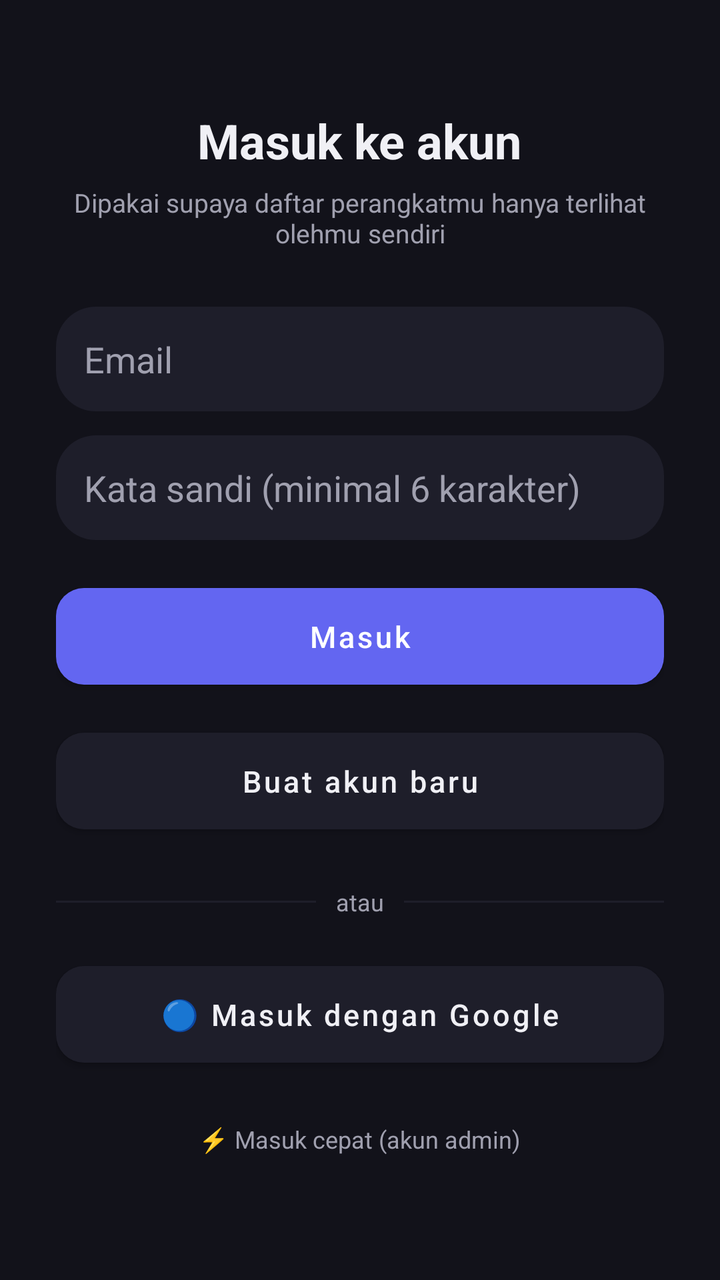
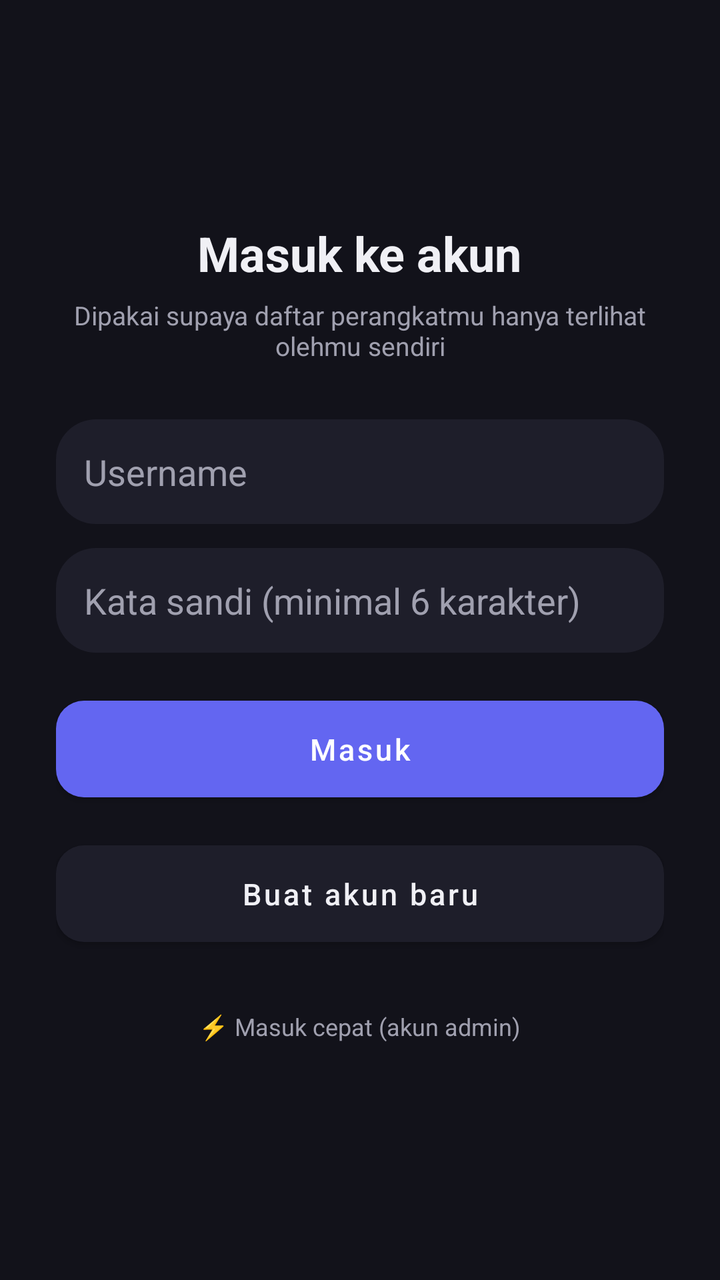

An Android layout rendered at two revisions. The XML below is the earlier revision; the diff shows what the commit changed to produce the second picture.
<!-- AndroidManifest.xml: application theme Theme.RemoteCtl -->
<!-- res/layout/activity_login.xml -->
<?xml version="1.0" encoding="utf-8"?>
<LinearLayout xmlns:android="http://schemas.android.com/apk/res/android"
    android:layout_width="match_parent"
    android:layout_height="match_parent"
    android:background="@color/bg"
    android:orientation="vertical"
    android:gravity="center"
    android:padding="28dp">

    <TextView
        android:layout_width="wrap_content"
        android:layout_height="wrap_content"
        android:text="Masuk ke akun"
        android:textColor="@color/text_primary"
        android:textSize="24sp"
        android:textStyle="bold" />

    <TextView
        android:layout_width="wrap_content"
        android:layout_height="wrap_content"
        android:layout_marginTop="6dp"
        android:layout_marginBottom="28dp"
        android:text="Dipakai supaya daftar perangkatmu hanya terlihat olehmu sendiri"
        android:textColor="@color/text_secondary"
        android:textSize="13sp"
        android:gravity="center" />

    <EditText
        android:id="@+id/editEmail"
        android:layout_width="match_parent"
        android:layout_height="wrap_content"
        android:background="@drawable/bg_card"
        android:padding="14dp"
        android:hint="Email"
        android:textColorHint="@color/text_secondary"
        android:textColor="@color/text_primary"
        android:inputType="textEmailAddress" />

    <EditText
        android:id="@+id/editPassword"
        android:layout_width="match_parent"
        android:layout_height="wrap_content"
        android:layout_marginTop="12dp"
        android:background="@drawable/bg_card"
        android:padding="14dp"
        android:hint="Kata sandi (minimal 6 karakter)"
        android:textColorHint="@color/text_secondary"
        android:textColor="@color/text_primary"
        android:inputType="textPassword" />

    <TextView
        android:id="@+id/txtError"
        android:layout_width="match_parent"
        android:layout_height="wrap_content"
        android:layout_marginTop="10dp"
        android:textColor="@color/danger"
        android:textSize="13sp"
        android:visibility="gone" />

    <com.google.android.material.button.MaterialButton
        android:id="@+id/btnLogin"
        style="@style/RoundedButton"
        android:layout_width="match_parent"
        android:layout_height="wrap_content"
        android:layout_marginTop="18dp"
        android:text="Masuk" />

    <com.google.android.material.button.MaterialButton
        android:id="@+id/btnRegister"
        style="@style/RoundedButton.Secondary"
        android:layout_width="match_parent"
        android:layout_height="wrap_content"
        android:layout_marginTop="12dp"
        android:text="Buat akun baru" />

    <LinearLayout
        android:layout_width="match_parent"
        android:layout_height="wrap_content"
        android:orientation="horizontal"
        android:gravity="center_vertical"
        android:layout_marginTop="22dp"
        android:layout_marginBottom="18dp">

        <View
            android:layout_width="0dp"
            android:layout_weight="1"
            android:layout_height="1dp"
            android:background="@color/surface" />

        <TextView
            android:layout_width="wrap_content"
            android:layout_height="wrap_content"
            android:layout_marginHorizontal="10dp"
            android:text="atau"
            android:textColor="@color/text_secondary"
            android:textSize="12sp" />

        <View
            android:layout_width="0dp"
            android:layout_weight="1"
            android:layout_height="1dp"
            android:background="@color/surface" />
    </LinearLayout>

    <com.google.android.material.button.MaterialButton
        android:id="@+id/btnGoogle"
        style="@style/RoundedButton.Secondary"
        android:layout_width="match_parent"
        android:layout_height="wrap_content"
        android:text="🔵 Masuk dengan Google" />

    <TextView
        android:id="@+id/btnQuickLogin"
        android:layout_width="wrap_content"
        android:layout_height="wrap_content"
        android:layout_marginTop="16dp"
        android:padding="8dp"
        android:text="⚡ Masuk cepat (akun admin)"
        android:textColor="@color/text_secondary"
        android:textSize="12sp" />

</LinearLayout>
<!-- resources referenced by this layout -->
<resources>
  <color name="bg">#12121A</color>
  <color name="danger">#F87171</color>
  <color name="surface">#1E1E2A</color>
  <color name="text_primary">#F0F0F5</color>
  <color name="text_secondary">#A0A0AF</color>
  <!-- drawable bg_card (drawable) -->
  <?xml version="1.0" encoding="utf-8"?>
  <shape xmlns:android="http://schemas.android.com/apk/res/android" android:shape="rectangle">
      <solid android:color="@color/surface" />
      <corners android:radius="20dp" />
  </shape>
  <style name="RoundedButton" parent="Widget.MaterialComponents.Button">
          <item name="cornerRadius">14dp</item>
          <item name="android:textAllCaps">false</item>
          <item name="android:textSize">15sp</item>
          <item name="android:paddingTop">14dp</item>
          <item name="android:paddingBottom">14dp</item>
          <item name="backgroundTint">@color/primary</item>
      </style>
  <style name="RoundedButton.Secondary">
          <item name="backgroundTint">@color/surface</item>
          <item name="android:textColor">@color/text_primary</item>
      </style>
  <style name="Theme.RemoteCtl" parent="Theme.MaterialComponents.DayNight.NoActionBar">
          <item name="colorPrimary">@color/primary</item>
          <item name="colorPrimaryDark">@color/primary_dark</item>
          <item name="colorAccent">@color/primary</item>
          <item name="android:windowBackground">@color/bg</item>
          <item name="android:textColorPrimary">@color/text_primary</item>
          <item name="android:textColorSecondary">@color/text_secondary</item>
      </style>
  <color name="primary">#6366F1</color>
  <color name="primary_dark">#4F52DD</color>
</resources>

<!-- the commit's change to res/layout/activity_login.xml (unified diff, before → after) -->
@@ -26,15 +26,15 @@
         android:gravity="center" />
 
     <EditText
-        android:id="@+id/editEmail"
+        android:id="@+id/editUsername"
         android:layout_width="match_parent"
         android:layout_height="wrap_content"
         android:background="@drawable/bg_card"
         android:padding="14dp"
-        android:hint="Email"
+        android:hint="Username"
         android:textColorHint="@color/text_secondary"
         android:textColor="@color/text_primary"
-        android:inputType="textEmailAddress" />
+        android:inputType="text" />
 
     <EditText
         android:id="@+id/editPassword"
@@ -73,47 +73,11 @@
         android:layout_marginTop="12dp"
         android:text="Buat akun baru" />
 
-    <LinearLayout
-        android:layout_width="match_parent"
-        android:layout_height="wrap_content"
-        android:orientation="horizontal"
-        android:gravity="center_vertical"
-        android:layout_marginTop="22dp"
-        android:layout_marginBottom="18dp">
-
-        <View
-            android:layout_width="0dp"
-            android:layout_weight="1"
-            android:layout_height="1dp"
-            android:background="@color/surface" />
-
-        <TextView
-            android:layout_width="wrap_content"
-            android:layout_height="wrap_content"
-            android:layout_marginHorizontal="10dp"
-            android:text="atau"
-            android:textColor="@color/text_secondary"
-            android:textSize="12sp" />
-
-        <View
-            android:layout_width="0dp"
-            android:layout_weight="1"
-            android:layout_height="1dp"
-            android:background="@color/surface" />
-    </LinearLayout>
-
-    <com.google.android.material.button.MaterialButton
-        android:id="@+id/btnGoogle"
-        style="@style/RoundedButton.Secondary"
-        android:layout_width="match_parent"
-        android:layout_height="wrap_content"
-        android:text="🔵 Masuk dengan Google" />
-
     <TextView
         android:id="@+id/btnQuickLogin"
         android:layout_width="wrap_content"
         android:layout_height="wrap_content"
-        android:layout_marginTop="16dp"
+        android:layout_marginTop="20dp"
         android:padding="8dp"
         android:text="⚡ Masuk cepat (akun admin)"
         android:textColor="@color/text_secondary"
